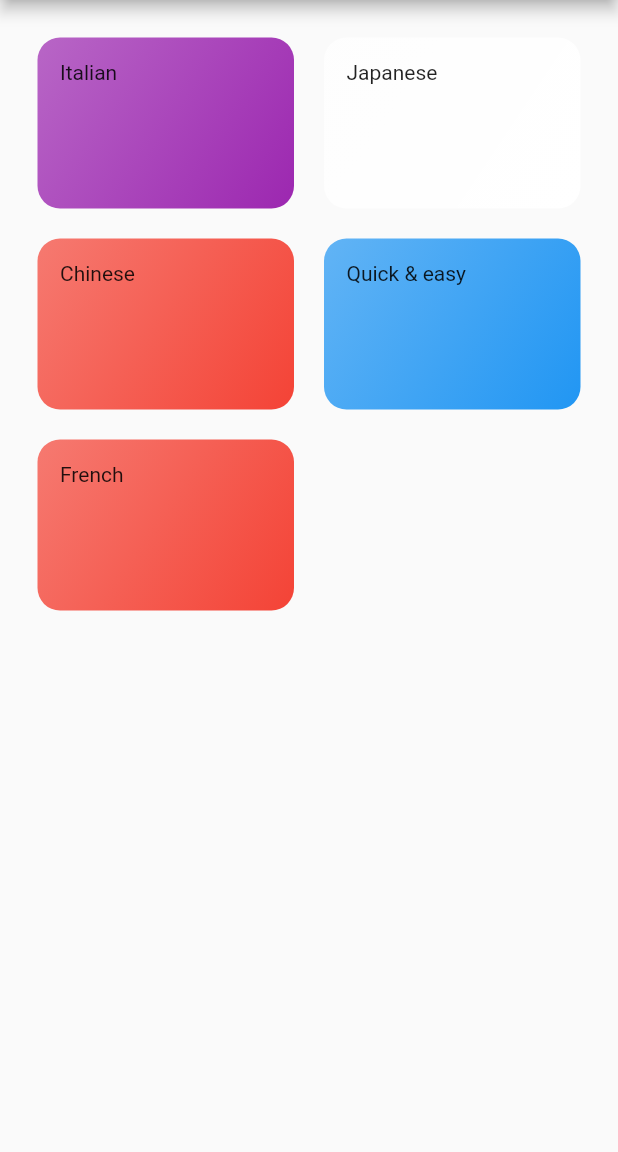
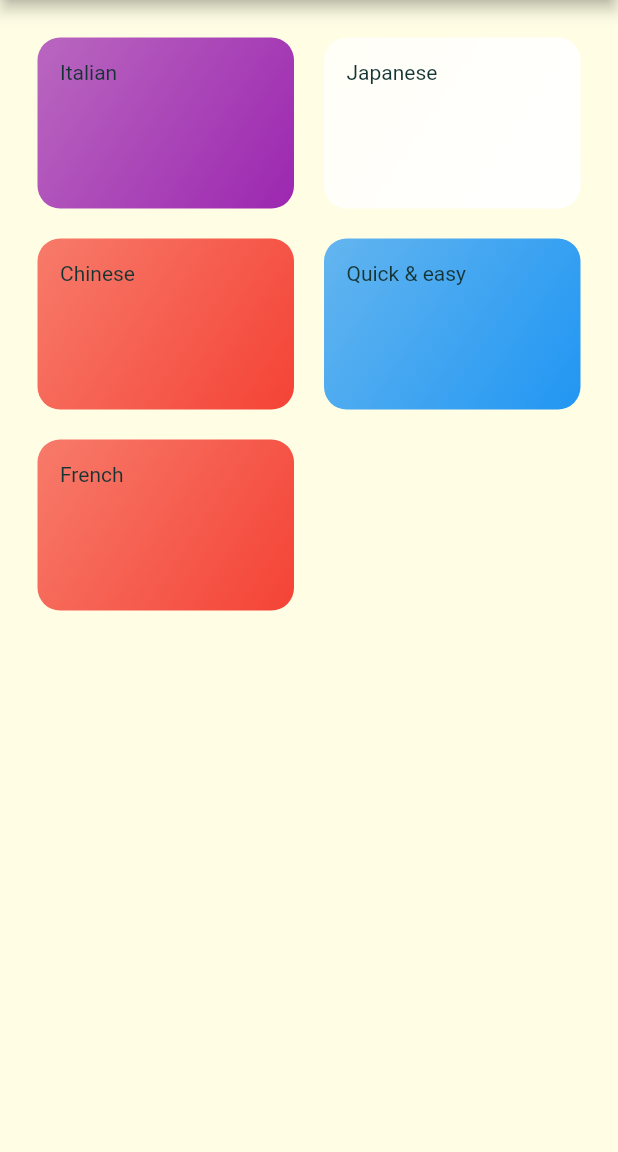
Before and after one commit to riy0/health_log, a Flutter app: the screen it shows after launch, on a phone screen of 412 x 824 dp, the part 84-1236 px from its top. Run offline on Flutter 3.47's test engine with Material 2 defaults, Android fonts, the phone set to English and light mode, and no system bars; Roboto replaces fonts that are missing (Raleway).

```diff
--- a/lib/categories_screen.dart
+++ b/lib/categories_screen.dart
@@ -14,6 +14,7 @@ class CategoriesScreen extends StatelessWidget {
         padding: EdgeInsets.all(25),
         children: DUMMY_CATEGORIES
             .map((catData) => CategoryItem(
+                  catData.id,
                   catData.title,
                   catData.color,
                 ))
--- a/lib/category_item.dart
+++ b/lib/category_item.dart
@@ -1,14 +1,26 @@
 import 'package:flutter/material.dart';
+import './category_cuisines_screen.dart';
 
 class CategoryItem extends StatelessWidget {
+  final String id;
   final String title;
   final Color color;
 
-  CategoryItem(this.title, this.color);
+  CategoryItem(this.id, this.title, this.color);
+
+  void selectCategory(BuildContext ctx) {
+    Navigator.of(ctx).push(MaterialPageRoute(builder: (_) {
+      return CategoryCuisinesScreen(id, title);
+    }));
+  }
 
   @override
   Widget build(BuildContext context) {
-    return Container(
+    return InkWell(
+      onTap: () => selectCategory(context),
+      splashColor: Theme.of(context).primaryColor,
+      borderRadius: BorderRadius.circular(15),
+      child: Container(
         padding: const EdgeInsets.all(15),
         child: Text(title),
         decoration: BoxDecoration(
@@ -22,6 +34,7 @@ class CategoryItem extends StatelessWidget {
           ),
           borderRadius: BorderRadius.circular(15),
         ),
+      ),
     );
   }
 }
--- a/lib/main.dart
+++ b/lib/main.dart
@@ -11,6 +11,21 @@ class MyApp extends StatelessWidget {
       title: 'HealthLog',
       theme: ThemeData(
         primarySwatch: Colors.lightGreen,
+        accentColor: Colors.amber,
+        canvasColor: Color.fromRGBO(255, 254, 229, 1),
+        fontFamily: 'Raleway',
+        textTheme: ThemeData.light().textTheme.copyWith(
+            body1: TextStyle(
+              color: Color.fromRGBO(20, 51, 51, 1),
+            ),
+            body2: TextStyle(
+              color: Color.fromRGBO(20, 51, 51, 1),
+            ),
+            title: TextStyle(
+              fontSize: 20,
+              fontFamily: 'RobotoCondensed',
+              fontWeight: FontWeight.bold,
+            )),
       ),
       home: CategoriesScreen(),
     );
```
Also changed, not shown: lib/category_cuisines_screen.dart (added, +20 -0 lines). Lines whose indentation alone changed are shown as unchanged.
